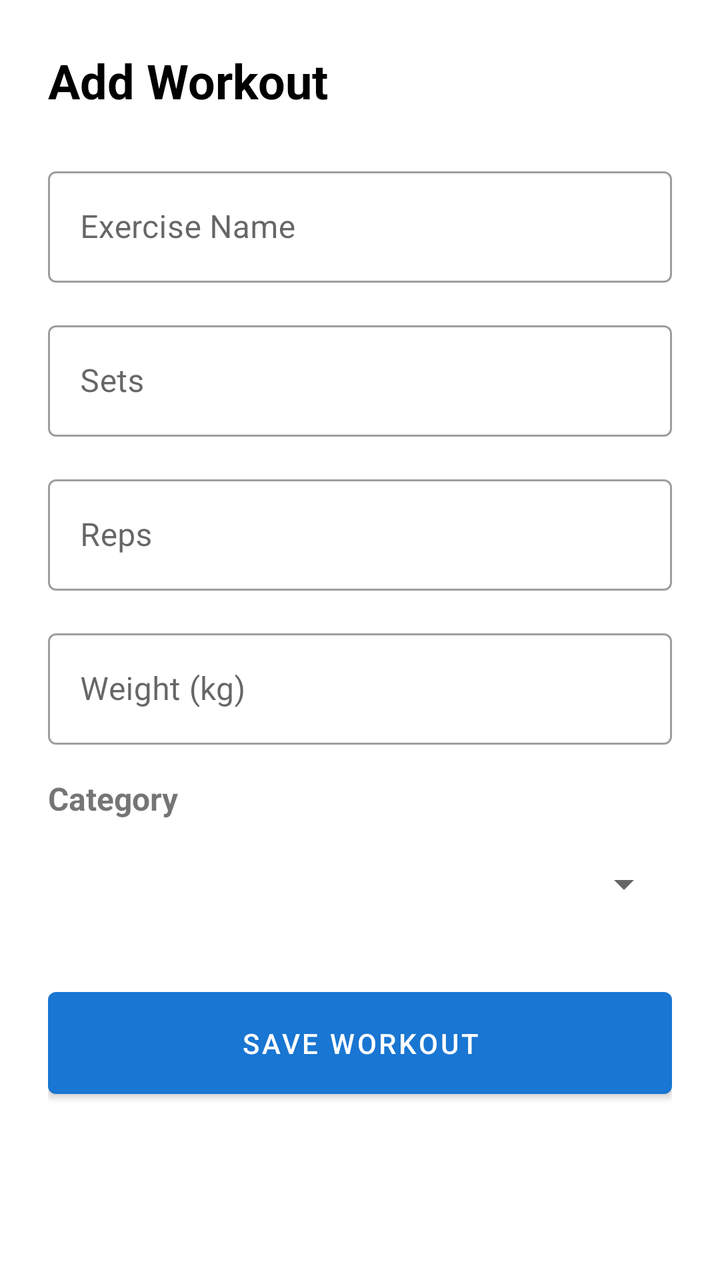
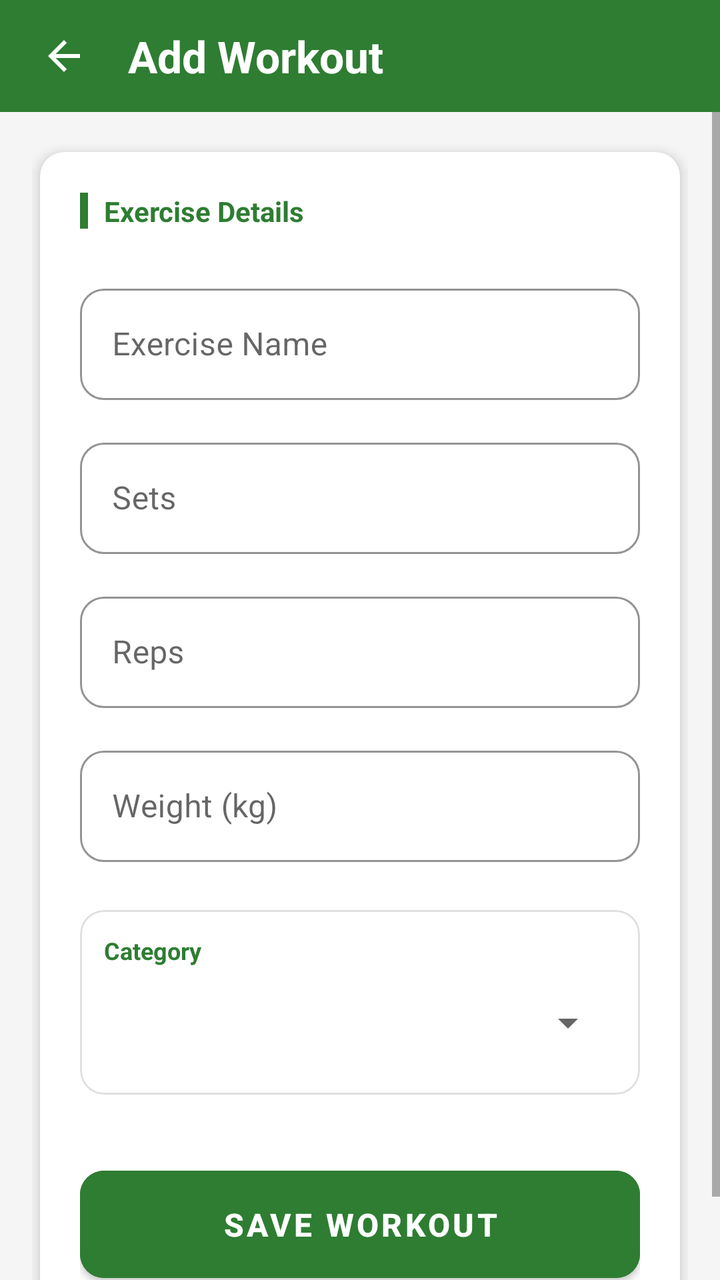

The first picture is an Android layout as it rendered before a commit; the second is the same layout after the commit. The layout source and the unified diff follow.
<!-- AndroidManifest.xml: application theme Theme.WorkoutTracker -->
<!-- res/layout/activity_add_workout.xml -->
<?xml version="1.0" encoding="utf-8"?>
<ScrollView xmlns:android="http://schemas.android.com/apk/res/android"
    xmlns:app="http://schemas.android.com/apk/res-auto"
    android:layout_width="match_parent"
    android:layout_height="match_parent"
    android:background="@color/white">

    <LinearLayout
        android:layout_width="match_parent"
        android:layout_height="wrap_content"
        android:orientation="vertical"
        android:padding="24dp">

        <TextView
            android:id="@+id/tvTitle"
            android:layout_width="wrap_content"
            android:layout_height="wrap_content"
            android:text="Add Workout"
            android:textSize="24sp"
            android:textStyle="bold"
            android:textColor="@color/black"
            android:layout_marginBottom="24dp" />

        <com.google.android.material.textfield.TextInputLayout
            style="@style/Widget.MaterialComponents.TextInputLayout.OutlinedBox"
            android:layout_width="match_parent"
            android:layout_height="wrap_content"
            android:hint="Exercise Name"
            android:layout_marginBottom="16dp">

            <com.google.android.material.textfield.TextInputEditText
                android:id="@+id/etName"
                android:layout_width="match_parent"
                android:layout_height="wrap_content"
                android:inputType="textCapSentences" />
        </com.google.android.material.textfield.TextInputLayout>

        <com.google.android.material.textfield.TextInputLayout
            style="@style/Widget.MaterialComponents.TextInputLayout.OutlinedBox"
            android:layout_width="match_parent"
            android:layout_height="wrap_content"
            android:hint="Sets"
            android:layout_marginBottom="16dp">

            <com.google.android.material.textfield.TextInputEditText
                android:id="@+id/etSets"
                android:layout_width="match_parent"
                android:layout_height="wrap_content"
                android:inputType="number" />
        </com.google.android.material.textfield.TextInputLayout>

        <com.google.android.material.textfield.TextInputLayout
            style="@style/Widget.MaterialComponents.TextInputLayout.OutlinedBox"
            android:layout_width="match_parent"
            android:layout_height="wrap_content"
            android:hint="Reps"
            android:layout_marginBottom="16dp">

            <com.google.android.material.textfield.TextInputEditText
                android:id="@+id/etReps"
                android:layout_width="match_parent"
                android:layout_height="wrap_content"
                android:inputType="number" />
        </com.google.android.material.textfield.TextInputLayout>

        <com.google.android.material.textfield.TextInputLayout
            style="@style/Widget.MaterialComponents.TextInputLayout.OutlinedBox"
            android:layout_width="match_parent"
            android:layout_height="wrap_content"
            android:hint="Weight (kg)"
            android:layout_marginBottom="16dp">

            <com.google.android.material.textfield.TextInputEditText
                android:id="@+id/etWeight"
                android:layout_width="match_parent"
                android:layout_height="wrap_content"
                android:inputType="numberDecimal" />
        </com.google.android.material.textfield.TextInputLayout>

        <TextView
            android:layout_width="wrap_content"
            android:layout_height="wrap_content"
            android:text="Category"
            android:textSize="16sp"
            android:textStyle="bold"
            android:layout_marginBottom="8dp" />

        <Spinner
            android:id="@+id/spinnerCategory"
            android:layout_width="match_parent"
            android:layout_height="wrap_content"
            android:layout_marginBottom="24dp"
            android:minHeight="48dp" />

        <com.google.android.material.button.MaterialButton
            android:id="@+id/btnSave"
            android:layout_width="match_parent"
            android:layout_height="wrap_content"
            android:text="Save Workout"
            android:padding="16dp" />

    </LinearLayout>

</ScrollView>
<!-- resources referenced by this layout -->
<resources>
  <color name="black">#FF000000</color>
  <color name="white">#FFFFFFFF</color>
  <style name="Theme.WorkoutTracker" parent="Base.Theme.WorkoutTracker" />
  <style name="Base.Theme.WorkoutTracker" parent="Theme.MaterialComponents.DayNight.NoActionBar">
          
          <item name="colorPrimary">@color/blue_primary</item>
          <item name="colorPrimaryVariant">@color/purple_700</item>
          <item name="colorOnPrimary">@color/white</item>
          
          <item name="colorSecondary">@color/teal_200</item>
          <item name="colorSecondaryVariant">@color/teal_700</item>
          <item name="colorOnSecondary">@color/black</item>
          
          <item name="android:statusBarColor">?attr/colorPrimaryVariant</item>
          
      </style>
  <color name="blue_primary">#1976D2</color>
  <color name="purple_700">#FF3700B3</color>
  <color name="teal_200">#FF03DAC5</color>
  <color name="teal_700">#FF018786</color>
</resources>

<!-- the commit's change to res/layout/activity_add_workout.xml (unified diff, before → after) -->
@@ -1,104 +1,232 @@
 <?xml version="1.0" encoding="utf-8"?>
-<ScrollView xmlns:android="http://schemas.android.com/apk/res/android"
+<LinearLayout xmlns:android="http://schemas.android.com/apk/res/android"
     xmlns:app="http://schemas.android.com/apk/res-auto"
     android:layout_width="match_parent"
     android:layout_height="match_parent"
-    android:background="@color/white">
-
+    android:orientation="vertical"
+    android:background="@color/colorBackground">
+
+    
     <LinearLayout
         android:layout_width="match_parent"
-        android:layout_height="wrap_content"
-        android:orientation="vertical"
-        android:padding="24dp">
+        android:layout_height="56dp"
+        android:background="@color/colorPrimary"
+        android:orientation="horizontal"
+        android:gravity="center_vertical"
+        android:paddingHorizontal="8dp">
+
+        <ImageButton
+            android:layout_width="48dp"
+            android:layout_height="48dp"
+            android:background="?attr/selectableItemBackgroundBorderless"
+            android:src="@drawable/ic_back"
+            android:onClick="finish"
+            android:contentDescription="Back" />
 
         <TextView
             android:id="@+id/tvTitle"
             android:layout_width="wrap_content"
             android:layout_height="wrap_content"
             android:text="Add Workout"
-            android:textSize="24sp"
+            android:textSize="22sp"
             android:textStyle="bold"
-            android:textColor="@color/black"
-            android:layout_marginBottom="24dp" />
-
-        <com.google.android.material.textfield.TextInputLayout
-            style="@style/Widget.MaterialComponents.TextInputLayout.OutlinedBox"
+            android:textColor="@color/white"
+            android:layout_marginStart="8dp" />
+
+    </LinearLayout>
+
+    <ScrollView
+        android:layout_width="match_parent"
+        android:layout_height="match_parent"
+        android:fillViewport="true">
+
+        <LinearLayout
             android:layout_width="match_parent"
             android:layout_height="wrap_content"
-            android:hint="Exercise Name"
-            android:layout_marginBottom="16dp">
-
-            <com.google.android.material.textfield.TextInputEditText
-                android:id="@+id/etName"
+            android:orientation="vertical"
+            android:padding="16dp">
+
+            
+            <com.google.android.material.card.MaterialCardView
                 android:layout_width="match_parent"
                 android:layout_height="wrap_content"
-                android:inputType="textCapSentences" />
-        </com.google.android.material.textfield.TextInputLayout>
-
-        <com.google.android.material.textfield.TextInputLayout
-            style="@style/Widget.MaterialComponents.TextInputLayout.OutlinedBox"
-            android:layout_width="match_parent"
-            android:layout_height="wrap_content"
-            android:hint="Sets"
-            android:layout_marginBottom="16dp">
-
-            <com.google.android.material.textfield.TextInputEditText
-                android:id="@+id/etSets"
-                android:layout_width="match_parent"
-                android:layout_height="wrap_content"
-                android:inputType="number" />
-        </com.google.android.material.textfield.TextInputLayout>
-
-        <com.google.android.material.textfield.TextInputLayout
-            style="@style/Widget.MaterialComponents.TextInputLayout.OutlinedBox"
-            android:layout_width="match_parent"
-            android:layout_height="wrap_content"
-            android:hint="Reps"
-            android:layout_marginBottom="16dp">
-
-            <com.google.android.material.textfield.TextInputEditText
-                android:id="@+id/etReps"
-                android:layout_width="match_parent"
-                android:layout_height="wrap_content"
-                android:inputType="number" />
-        </com.google.android.material.textfield.TextInputLayout>
-
-        <com.google.android.material.textfield.TextInputLayout
-            style="@style/Widget.MaterialComponents.TextInputLayout.OutlinedBox"
-            android:layout_width="match_parent"
-            android:layout_height="wrap_content"
-            android:hint="Weight (kg)"
-            android:layout_marginBottom="16dp">
-
-            <com.google.android.material.textfield.TextInputEditText
-                android:id="@+id/etWeight"
-                android:layout_width="match_parent"
-                android:layout_height="wrap_content"
-                android:inputType="numberDecimal" />
-        </com.google.android.material.textfield.TextInputLayout>
-
-        <TextView
-            android:layout_width="wrap_content"
-            android:layout_height="wrap_content"
-            android:text="Category"
-            android:textSize="16sp"
-            android:textStyle="bold"
-            android:layout_marginBottom="8dp" />
-
-        <Spinner
-            android:id="@+id/spinnerCategory"
-            android:layout_width="match_parent"
-            android:layout_height="wrap_content"
-            android:layout_marginBottom="24dp"
-            android:minHeight="48dp" />
-
-        <com.google.android.material.button.MaterialButton
-            android:id="@+id/btnSave"
-            android:layout_width="match_parent"
-            android:layout_height="wrap_content"
-            android:text="Save Workout"
-            android:padding="16dp" />
-
-    </LinearLayout>
-
-</ScrollView>
+                app:cardCornerRadius="12dp"
+                app:cardElevation="4dp"
+                app:cardBackgroundColor="@color/colorSurface"
+                android:layout_margin="4dp">
+
+                <LinearLayout
+                    android:layout_width="match_parent"
+                    android:layout_height="wrap_content"
+                    android:orientation="vertical"
+                    android:padding="20dp">
+
+                    
+                    <LinearLayout
+                        android:layout_width="match_parent"
+                        android:layout_height="wrap_content"
+                        android:orientation="horizontal"
+                        android:gravity="center_vertical"
+                        android:layout_marginBottom="24dp">
+
+                        <View
+                            android:layout_width="4dp"
+                            android:layout_height="18dp"
+                            android:background="@color/colorPrimary" />
+
+                        <TextView
+                            android:layout_width="wrap_content"
+                            android:layout_height="wrap_content"
+                            android:layout_marginStart="8dp"
+                            android:text="Exercise Details"
+                            android:textColor="@color/colorPrimary"
+                            android:textSize="14sp"
+                            android:textStyle="bold" />
+                    </LinearLayout>
+
+                    
+                    <com.google.android.material.textfield.TextInputLayout
+                        style="@style/Widget.MaterialComponents.TextInputLayout.OutlinedBox"
+                        android:layout_width="match_parent"
+                        android:layout_height="wrap_content"
+                        android:hint="Exercise Name"
+                        android:layout_marginBottom="16dp"
+                        app:boxStrokeColor="@color/colorPrimary"
+                        app:hintTextColor="@color/colorPrimary"
+                        app:boxCornerRadiusTopStart="12dp"
+                        app:boxCornerRadiusTopEnd="12dp"
+                        app:boxCornerRadiusBottomStart="12dp"
+                        app:boxCornerRadiusBottomEnd="12dp">
+
+                        <com.google.android.material.textfield.TextInputEditText
+                            android:id="@+id/etName"
+                            android:layout_width="match_parent"
+                            android:layout_height="wrap_content"
+                            android:inputType="textCapSentences"
+                            android:textColor="@color/colorTextPrimary"
+                            android:textSize="16sp" />
+                    </com.google.android.material.textfield.TextInputLayout>
+
+                    
+                    <com.google.android.material.textfield.TextInputLayout
+                        style="@style/Widget.MaterialComponents.TextInputLayout.OutlinedBox"
+                        android:layout_width="match_parent"
+                        android:layout_height="wrap_content"
+                        android:hint="Sets"
+                        android:layout_marginBottom="16dp"
+                        app:boxStrokeColor="@color/colorPrimary"
+                        app:hintTextColor="@color/colorPrimary"
+                        app:boxCornerRadiusTopStart="12dp"
+                        app:boxCornerRadiusTopEnd="12dp"
+                        app:boxCornerRadiusBottomStart="12dp"
+                        app:boxCornerRadiusBottomEnd="12dp">
+
+                        <com.google.android.material.textfield.TextInputEditText
+                            android:id="@+id/etSets"
+                            android:layout_width="match_parent"
+                            android:layout_height="wrap_content"
+                            android:inputType="number"
+                            android:textColor="@color/colorTextPrimary"
+                            android:textSize="16sp" />
+                    </com.google.android.material.textfield.TextInputLayout>
+
+                    
+                    <com.google.android.material.textfield.TextInputLayout
+                        style="@style/Widget.MaterialComponents.TextInputLayout.OutlinedBox"
+                        android:layout_width="match_parent"
+                        android:layout_height="wrap_content"
+                        android:hint="Reps"
+                        android:layout_marginBottom="16dp"
+                        app:boxStrokeColor="@color/colorPrimary"
+                        app:hintTextColor="@color/colorPrimary"
+                        app:boxCornerRadiusTopStart="12dp"
+                        app:boxCornerRadiusTopEnd="12dp"
+                        app:boxCornerRadiusBottomStart="12dp"
+                        app:boxCornerRadiusBottomEnd="12dp">
+
+                        <com.google.android.material.textfield.TextInputEditText
+                            android:id="@+id/etReps"
+                            android:layout_width="match_parent"
+                            android:layout_height="wrap_content"
+                            android:inputType="number"
+                            android:textColor="@color/colorTextPrimary"
+                            android:textSize="16sp" />
+                    </com.google.android.material.textfield.TextInputLayout>
+
+                    
+                    <com.google.android.material.textfield.TextInputLayout
+                        style="@style/Widget.MaterialComponents.TextInputLayout.OutlinedBox"
+                        android:layout_width="match_parent"
+                        android:layout_height="wrap_content"
+                        android:hint="Weight (kg)"
+                        android:layout_marginBottom="24dp"
+                        app:boxStrokeColor="@color/colorPrimary"
+                        app:hintTextColor="@color/colorPrimary"
+                        app:boxCornerRadiusTopStart="12dp"
+                        app:boxCornerRadiusTopEnd="12dp"
+                        app:boxCornerRadiusBottomStart="12dp"
+                        app:boxCornerRadiusBottomEnd="12dp">
+
+                        <com.google.android.material.textfield.TextInputEditText
+                            android:id="@+id/etWeight"
+                            android:layout_width="match_parent"
+                            android:layout_height="wrap_content"
+                            android:inputType="numberDecimal"
+                            android:textColor="@color/colorTextPrimary"
+                            android:textSize="16sp" />
+                    </com.google.android.material.textfield.TextInputLayout>
+
+                    
+                    <com.google.android.material.card.MaterialCardView
+                        android:layout_width="match_parent"
+                        android:layout_height="wrap_content"
+                        app:cardCornerRadius="12dp"
+                        app:cardElevation="0dp"
+                        app:strokeColor="@color/colorDivider"
+                        app:strokeWidth="1dp"
+                        android:layout_marginBottom="32dp">
+
+                        <LinearLayout
+                            android:layout_width="match_parent"
+                            android:layout_height="wrap_content"
+                            android:orientation="vertical"
+                            android:padding="12dp">
+
+                            <TextView
+                                android:layout_width="wrap_content"
+                                android:layout_height="wrap_content"
+                                android:text="Category"
+                                android:textSize="12sp"
+                                android:textStyle="bold"
+                                android:textColor="@color/colorPrimary" />
+
+                            <Spinner
+                                android:id="@+id/spinnerCategory"
+                                android:layout_width="match_parent"
+                                android:layout_height="wrap_content"
+                                android:layout_marginTop="4dp"
+                                android:minHeight="48dp"
+                                android:spinnerMode="dropdown" />
+                        </LinearLayout>
+                    </com.google.android.material.card.MaterialCardView>
+
+                    
+                    <com.google.android.material.button.MaterialButton
+                        android:id="@+id/btnSave"
+                        android:layout_width="match_parent"
+                        android:layout_height="wrap_content"
+                        android:text="Save Workout"
+                        android:textSize="16sp"
+                        android:textStyle="bold"
+                        android:padding="16dp"
+                        android:backgroundTint="@color/colorPrimary"
+                        android:textColor="@color/white"
+                        app:cornerRadius="12dp" />
+
+                </LinearLayout>
+            </com.google.android.material.card.MaterialCardView>
+
+        </LinearLayout>
+    </ScrollView>
+
+</LinearLayout>
<!-- resource entries referenced after the edit -->
@@ -1,24 +1,37 @@
 <!-- resources referenced by this layout -->
 <resources>
-  <color name="black">#FF000000</color>
-  <color name="white">#FFFFFFFF</color>
+  <color name="colorBackground">#F5F5F5</color>
+  <color name="colorDivider">#E0E0E0</color>
+  <color name="colorPrimary">#2E7D32</color>
+  <color name="colorSurface">#FFFFFF</color>
+  <color name="colorTextPrimary">#1A1A1A</color>
+  <color name="white">#FFFFFF</color>
+  <!-- drawable ic_back (drawable) -->
+  <vector xmlns:android="http://schemas.android.com/apk/res/android"
+      android:width="24dp"
+      android:height="24dp"
+      android:viewportWidth="24"
+      android:viewportHeight="24">
+    <path
+        android:fillColor="#FFFFFF"
+        android:pathData="M20,11H7.83l5.59-5.59L12,4l-8,8 8,8 1.41-1.41L7.83,13H20v-2z"/>
+  </vector>
   <style name="Theme.WorkoutTracker" parent="Base.Theme.WorkoutTracker" />
-  <style name="Base.Theme.WorkoutTracker" parent="Theme.MaterialComponents.DayNight.NoActionBar">
+  <style name="Base.Theme.WorkoutTracker" parent="Theme.MaterialComponents.Light.NoActionBar">
           
-          <item name="colorPrimary">@color/blue_primary</item>
-          <item name="colorPrimaryVariant">@color/purple_700</item>
+          <item name="colorPrimary">@color/colorPrimary</item>
+          <item name="colorPrimaryVariant">@color/colorPrimaryDark</item>
           <item name="colorOnPrimary">@color/white</item>
           
-          <item name="colorSecondary">@color/teal_200</item>
-          <item name="colorSecondaryVariant">@color/teal_700</item>
-          <item name="colorOnSecondary">@color/black</item>
+          <item name="colorSecondary">@color/colorAccent</item>
+          <item name="colorSecondaryVariant">@color/colorPrimaryDark</item>
+          <item name="colorOnSecondary">@color/white</item>
           
           <item name="android:statusBarColor">?attr/colorPrimaryVariant</item>
           
+          <item name="android:windowBackground">@color/colorBackground</item>
       </style>
-  <color name="blue_primary">#1976D2</color>
-  <color name="purple_700">#FF3700B3</color>
-  <color name="teal_200">#FF03DAC5</color>
-  <color name="teal_700">#FF018786</color>
+  <color name="colorPrimaryDark">#1B5E20</color>
+  <color name="colorAccent">#66BB6A</color>
 </resources>
 
